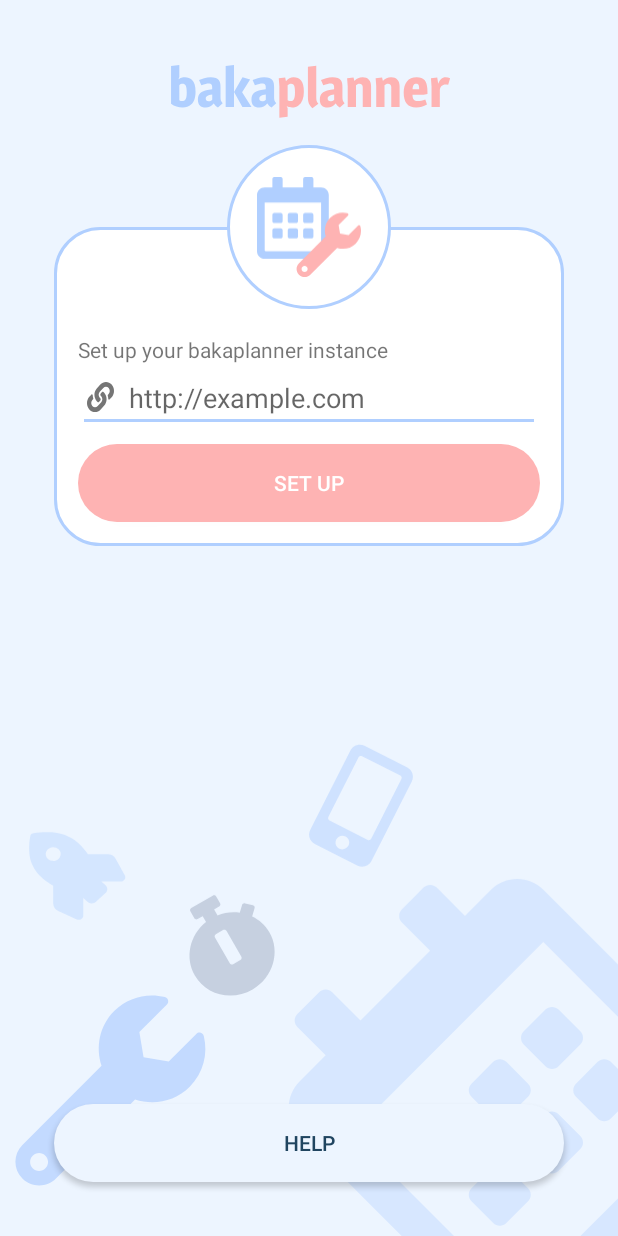
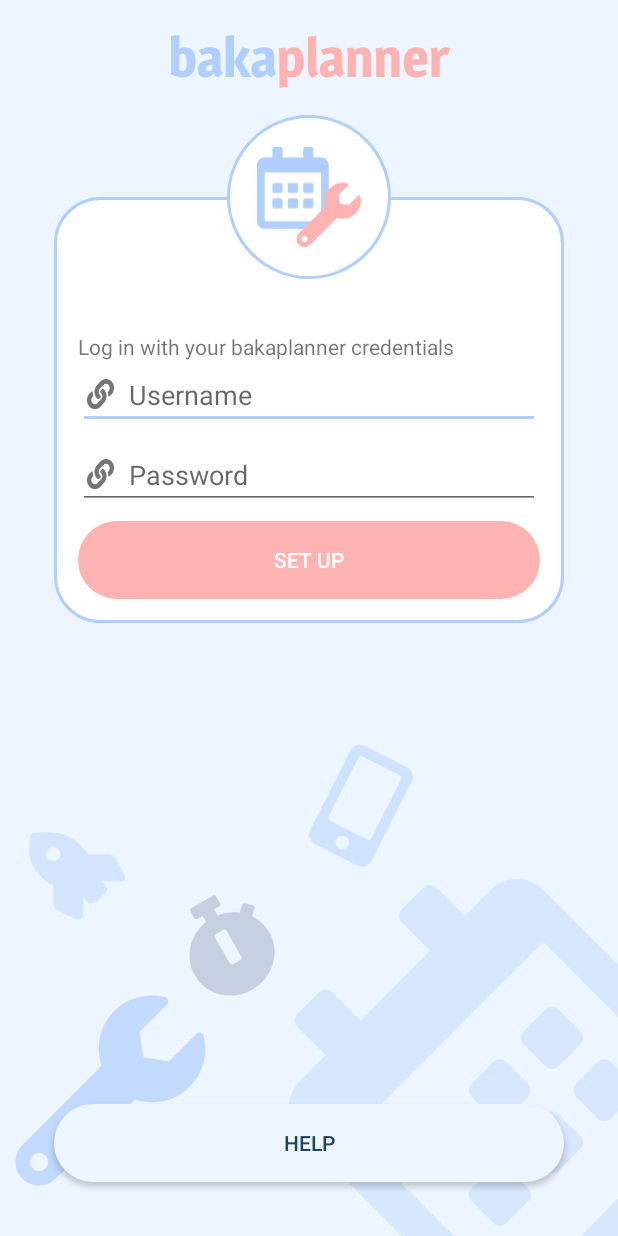
Before and after one commit to kopemar/baka-android, an Android app: the layout activity_login.xml on its own in the app's theme, with its tools: preview values and no code run, on a phone screen of 412 x 824 dp. Run offline under Robolectric (Android 15) with nearby library versions, the phone set to English and light mode, and no system bars.

Commit message:
Add LoginActivity

```diff
--- a/app/build.gradle
+++ b/app/build.gradle
@@ -39,6 +39,10 @@
     }
 }
 
+kapt {
+    generateStubs = true
+}
+
 dependencies {
     ext.koin_version = '2.2.1'
 
@@ -63,9 +67,9 @@
     implementation "com.squareup.retrofit2:converter-moshi:2.4.0"
 
     kapt("com.squareup.moshi:moshi-kotlin-codegen:1.11.0")
+    kapt "com.android.databinding:compiler:$compiler_version"
 
     testImplementation 'junit:junit:4.12'
     androidTestImplementation 'androidx.test.ext:junit:1.1.2'
     androidTestImplementation 'androidx.test.espresso:espresso-core:3.3.0'
-
 }
--- a/app/src/main/AndroidManifest.xml
+++ b/app/src/main/AndroidManifest.xml
@@ -12,7 +12,7 @@
         android:label="@string/app_name"
         android:roundIcon="@mipmap/ic_launcher_round"
         android:supportsRtl="true"
-        android:networkSecurityConfig="@xml/network_security_config"
+        android:usesCleartextTraffic="true"
         android:theme="@style/AppTheme">
 
         <activity android:name=".ui.MainActivity" />
@@ -24,6 +24,7 @@
                 <category android:name="android.intent.category.LAUNCHER" />
             </intent-filter>
         </activity>
+        <activity android:name=".ui.LoginActivity" />
 
 
     </application>
--- a/app/src/main/java/cz/cvut/fel/kopecm26/bakaplanner/ui/BindingActivity.kt
+++ b/app/src/main/java/cz/cvut/fel/kopecm26/bakaplanner/ui/BindingActivity.kt
@@ -11,9 +11,8 @@
 
     override fun onCreate(savedInstanceState: Bundle?) {
         super.onCreate(savedInstanceState)
+        initBinding()
         init()
-
-        initBinding()
         initUi()
     }
 
@@ -23,5 +22,7 @@
 
     private fun initBinding() {
         binding = DataBindingUtil.setContentView(this, layoutRes)
+
+        binding.lifecycleOwner = this
     }
 }
--- a/app/src/main/java/cz/cvut/fel/kopecm26/bakaplanner/ui/ViewModelActivity.kt
+++ b/app/src/main/java/cz/cvut/fel/kopecm26/bakaplanner/ui/ViewModelActivity.kt
@@ -2,6 +2,7 @@
 
 import androidx.databinding.ViewDataBinding
 import androidx.lifecycle.ViewModelProvider
+import cz.cvut.fel.kopecm26.bakaplanner.BR
 import cz.cvut.fel.kopecm26.bakaplanner.viewmodel.BaseViewModel
 import kotlin.reflect.KClass
 
@@ -9,4 +10,9 @@
 
     open val viewModel by lazy { clazz.let { ViewModelProvider(this).get(it.java) } }
 
+    override fun init() {
+        val vm = viewModel
+        binding.setVariable(BR.vm, vm)
+    }
+
 }
--- a/app/src/main/res/layout/activity_url.xml
+++ b/app/src/main/res/layout/activity_login.xml
@@ -1,19 +1,25 @@
 <?xml version="1.0" encoding="utf-8"?>
 <layout>
+
+    <data>
+
+        <variable
+            name="vm"
+            type="cz.cvut.fel.kopecm26.bakaplanner.viewmodel.LoginViewModel" />
+    </data>
 
     <androidx.constraintlayout.widget.ConstraintLayout xmlns:android="http://schemas.android.com/apk/res/android"
         xmlns:app="http://schemas.android.com/apk/res-auto"
         android:layout_width="match_parent"
-        android:layout_height="match_parent"
-        android:focusable="true">
+        android:layout_height="match_parent">
 
-        <include layout="@layout/background"/>
+        <include layout="@layout/background" />
 
         <ImageView
             android:id="@+id/baka_planner_logo"
             android:layout_width="wrap_content"
             android:layout_height="wrap_content"
-            android:layout_marginTop="36dp"
+            android:layout_marginTop="16dp"
             android:src="@drawable/ic_bakaplanner_logo_small"
             app:layout_constraintEnd_toEndOf="parent"
             app:layout_constraintStart_toStartOf="parent"
@@ -28,7 +34,7 @@
             android:background="@drawable/rectangle_30"
             android:orientation="vertical"
             android:paddingHorizontal="16dp"
-            android:paddingTop="72dp"
+            android:paddingTop="90dp"
             app:layout_constraintEnd_toEndOf="parent"
             app:layout_constraintStart_toStartOf="parent"
             app:layout_constraintTop_toBottomOf="@id/baka_planner_logo">
@@ -36,20 +42,33 @@
             <TextView
                 android:layout_width="match_parent"
                 android:layout_height="wrap_content"
-                android:text="@string/setup_instance" />
+                android:text="@string/login_with_credentials" />
 
             <EditText
-                android:id="@+id/et_url"
+                android:id="@+id/et_username"
                 android:layout_width="match_parent"
                 android:layout_height="wrap_content"
                 android:layout_marginBottom="8dp"
                 android:drawableStart="@drawable/ic_link"
                 android:drawablePadding="10dp"
-                android:hint="http://example.com"
-                android:paddingHorizontal="6dp" />
+                android:hint="@string/username"
+                android:paddingHorizontal="6dp"
+                android:text="@={vm.username}" />
+
+            <EditText
+                android:id="@+id/et_password"
+                android:layout_width="match_parent"
+                android:layout_height="wrap_content"
+                android:layout_marginBottom="8dp"
+                android:drawableStart="@drawable/ic_link"
+                android:drawablePadding="10dp"
+                android:hint="@string/password"
+                android:inputType="textPassword"
+                android:paddingHorizontal="6dp"
+                android:text="@={vm.password}" />
 
             <Button
-                android:id="@+id/btn_set_up"
+                android:id="@+id/btn_log_in"
                 style="@style/Button.Primary"
                 android:layout_width="match_parent"
                 android:layout_marginBottom="16dp"
@@ -70,11 +89,11 @@
 
         <Button
             android:id="@+id/btn_help"
+            style="@style/Button.Secondary"
+            android:layout_width="match_parent"
             android:layout_margin="36dp"
-            app:layout_constraintBottom_toBottomOf="parent"
-            style="@style/Button.Secondary"
             android:text="@string/help"
-            android:layout_width="match_parent"/>
+            app:layout_constraintBottom_toBottomOf="parent" />
 
     </androidx.constraintlayout.widget.ConstraintLayout>
 </layout>
--- a/app/src/main/res/values/strings.xml
+++ b/app/src/main/res/values/strings.xml
@@ -4,4 +4,7 @@
     <string name="set_up">Set Up</string>
     <string name="help">Help</string>
     <string name="must_be_url">Only valid URL is permitted.</string>
+    <string name="password">Password</string>
+    <string name="username">Username</string>
+    <string name="login_with_credentials">Log in with your bakaplanner credentials</string>
 </resources>
--- a/build.gradle
+++ b/build.gradle
@@ -1,6 +1,7 @@
 // Top-level build file where you can add configuration options common to all sub-projects/modules.
 buildscript {
     ext.kotlin_version = "1.4.10"
+    ext.compiler_version = '3.1.3'
     repositories {
         google()
         jcenter()
@@ -9,6 +10,7 @@
         classpath "com.android.tools.build:gradle:4.0.1"
         classpath "org.jetbrains.kotlin:kotlin-gradle-plugin:$kotlin_version"
         classpath "org.jetbrains.kotlin:kotlin-serialization:$kotlin_version"
+        classpath "com.android.tools.build:gradle:$compiler_version"
 
 
         // NOTE: Do not place your application dependencies here; they belong
```
Also changed, not shown: app/src/main/java/cz/cvut/fel/kopecm26/bakaplanner/PlannerApplication.kt (+3 -5 lines), app/src/main/java/cz/cvut/fel/kopecm26/bakaplanner/networking/BaseUrlChangingInterceptor.kt (added, +31 -0 lines), app/src/main/java/cz/cvut/fel/kopecm26/bakaplanner/ui/LoginActivity.kt (added, +22 -0 lines), app/src/main/java/cz/cvut/fel/kopecm26/bakaplanner/ui/UrlActivity.kt (+7 -2 lines), app/src/main/java/cz/cvut/fel/kopecm26/bakaplanner/util/ext/ActivityUtils.kt (added, +10 -0 lines), app/src/main/java/cz/cvut/fel/kopecm26/bakaplanner/viewmodel/LoginViewModel.kt (added, +10 -0 lines).
